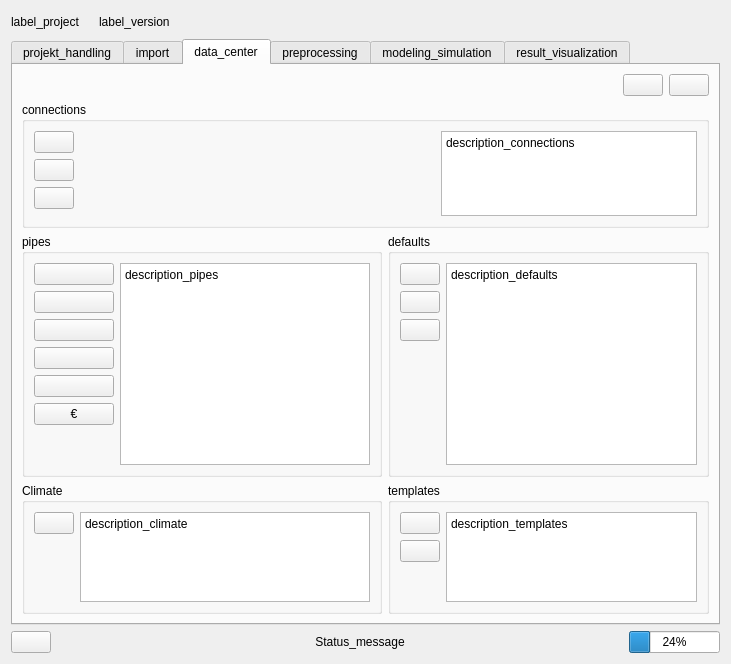
The window that districts/districts_dialog_base.ui (equa/IDA-Districts) describes before a commit, drawn with Qt 5.
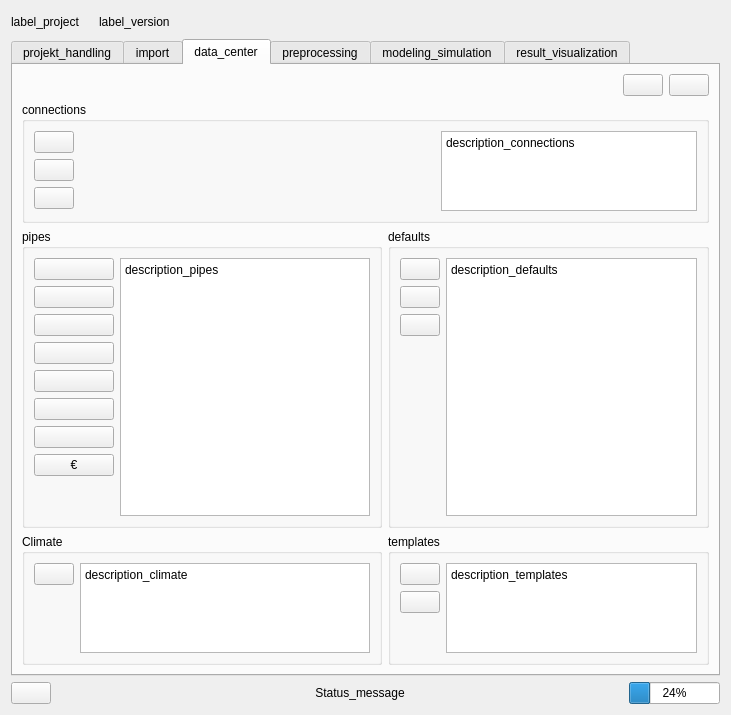
The same window after the commit. The open tabs and pages were chosen to show the change. Icons and pictures are not drawn. Custom widgets are drawn as their Qt base class.

The edit to the form file:
```diff
--- a/districts/districts_dialog_base.ui
+++ b/districts/districts_dialog_base.ui
@@ -877,6 +877,26 @@
                 </property>
                </widget>
               </item>
+              <item>
+               <widget class="QPushButton" name="btn_statics_parameters">
+                <property name="toolTip">
+                 <string>tooltip_statics_parameters</string>
+                </property>
+                <property name="text">
+                 <string/>
+                </property>
+               </widget>
+              </item>
+              <item>
+               <widget class="QPushButton" name="btn_statics_model">
+                <property name="toolTip">
+                 <string>tooltip_statics_model</string>
+                </property>
+                <property name="text">
+                 <string/>
+                </property>
+               </widget>
+              </item>
               <item>
                <widget class="QPushButton" name="btn_pipe_bundle_types">
                 <property name="toolTip">
```
